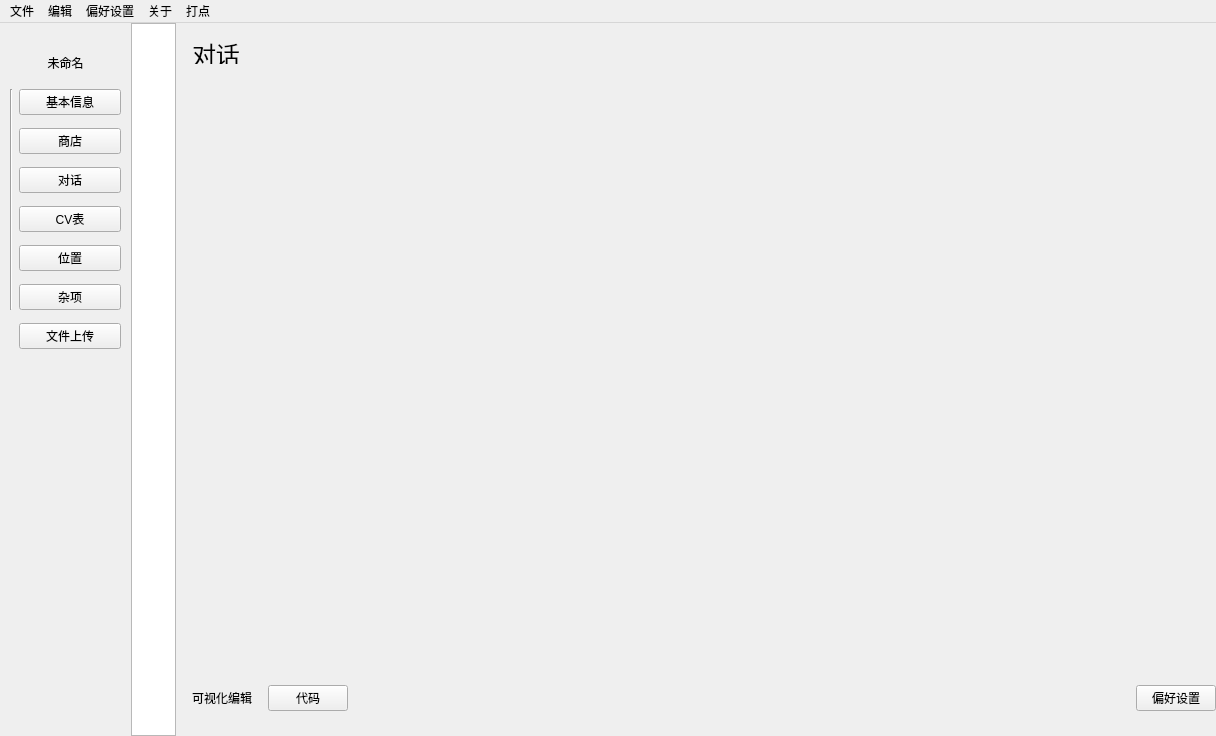
Qt form Visual-Editor/mainwindow.ui (Marcus-P-114514/Genshin-Impact-BWiKi-NPC-Editor) before a commit.
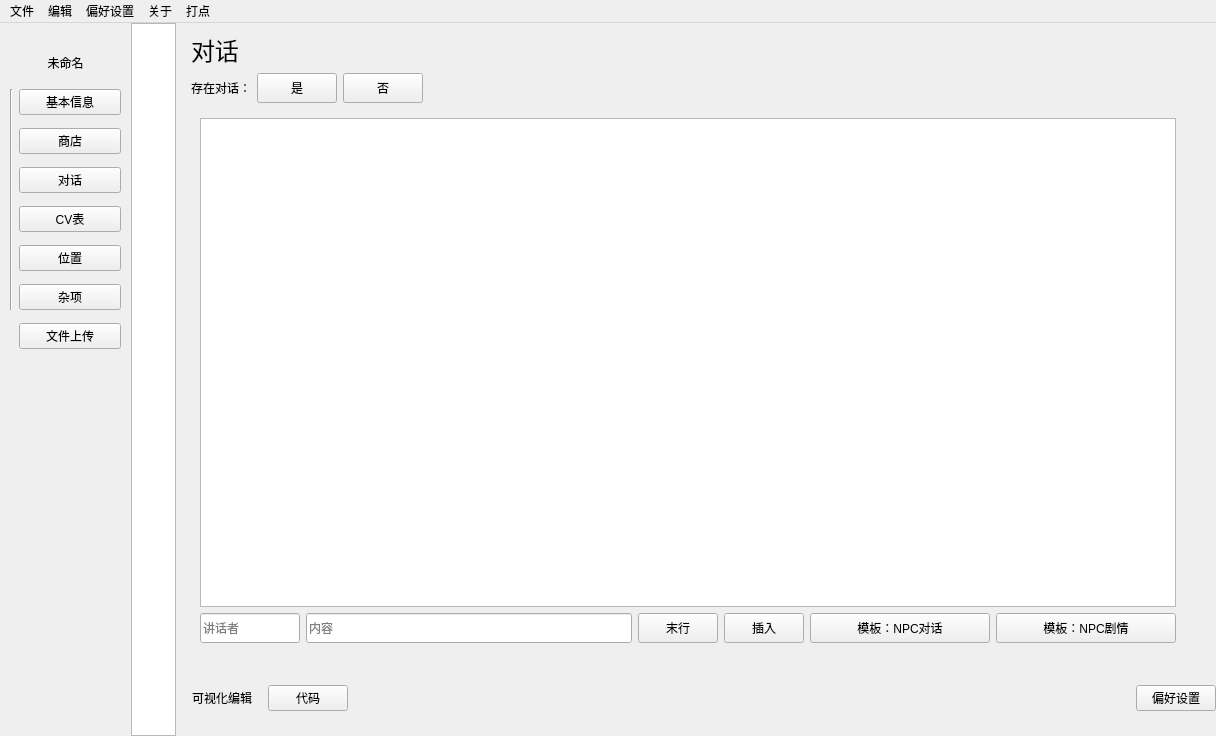
The same form after that commit. The open tabs and pages were chosen to show the change.

Commit message:
Added: NPC Dialog
As described

The edit to the form file:
```diff
--- a/Visual-Editor/mainwindow.ui
+++ b/Visual-Editor/mainwindow.ui
@@ -1401,22 +1401,224 @@
          </layout>
         </widget>
         <widget class="QWidget" name="page_8">
-         <widget class="QLabel" name="label_4">
-          <property name="geometry">
-           <rect>
-            <x>10</x>
-            <y>20</y>
-            <width>591</width>
-            <height>21</height>
-           </rect>
+         <layout class="QVBoxLayout" name="verticalLayout_5">
+          <property name="rightMargin">
+           <number>31</number>
           </property>
-          <property name="styleSheet">
-           <string notr="true">font: 18pt;</string>
-          </property>
-          <property name="text">
-           <string>对话</string>
-          </property>
-         </widget>
+          <item>
+           <widget class="QLabel" name="label_4">
+            <property name="styleSheet">
+             <string notr="true">font: 18pt;</string>
+            </property>
+            <property name="text">
+             <string>对话</string>
+            </property>
+           </widget>
+          </item>
+          <item>
+           <layout class="QHBoxLayout" name="horizontalLayout_11">
+            <item>
+             <widget class="QLabel" name="label_22">
+              <property name="text">
+               <string>存在对话：</string>
+              </property>
+             </widget>
+            </item>
+            <item>
+             <widget class="QPushButton" name="npc_dialog_isexist">
+              <property name="sizePolicy">
+               <sizepolicy hsizetype="Fixed" vsizetype="Fixed">
+                <horstretch>0</horstretch>
+                <verstretch>0</verstretch>
+               </sizepolicy>
+              </property>
+              <property name="minimumSize">
+               <size>
+                <width>50</width>
+                <height>30</height>
+               </size>
+              </property>
+              <property name="text">
+               <string>是</string>
+              </property>
+             </widget>
+            </item>
+            <item>
+             <widget class="QPushButton" name="npc_dialog_none">
+              <property name="sizePolicy">
+               <sizepolicy hsizetype="Fixed" vsizetype="Fixed">
+                <horstretch>0</horstretch>
+                <verstretch>0</verstretch>
+               </sizepolicy>
+              </property>
+              <property name="minimumSize">
+               <size>
+                <width>50</width>
+                <height>30</height>
+               </size>
+              </property>
+              <property name="text">
+               <string>否</string>
+              </property>
+             </widget>
+            </item>
+            <item>
+             <spacer name="horizontalSpacer_10">
+              <property name="orientation">
+               <enum>Qt::Horizontal</enum>
+              </property>
+              <property name="sizeHint" stdset="0">
+               <size>
+                <width>728</width>
+                <height>20</height>
+               </size>
+              </property>
+             </spacer>
+            </item>
+           </layout>
+          </item>
+          <item>
+           <widget class="QStackedWidget" name="npc_dialog_mainframe">
+            <property name="currentIndex">
+             <number>1</number>
+            </property>
+            <widget class="QWidget" name="page_17"/>
+            <widget class="QWidget" name="page_18">
+             <layout class="QVBoxLayout" name="verticalLayout_4">
+              <item>
+               <widget class="QTextEdit" name="npc_dialog_content_edit">
+                <property name="styleSheet">
+                 <string notr="true">font: 9pt app_font;</string>
+                </property>
+                <property name="html">
+                 <string>&lt;!DOCTYPE HTML PUBLIC &quot;-//W3C//DTD HTML 4.0//EN&quot; &quot;http://www.w3.org/TR/REC-html40/strict.dtd&quot;&gt;
+&lt;html&gt;&lt;head&gt;&lt;meta name=&quot;qrichtext&quot; content=&quot;1&quot; /&gt;&lt;style type=&quot;text/css&quot;&gt;
+p, li { white-space: pre-wrap; }
+&lt;/style&gt;&lt;/head&gt;&lt;body style=&quot; font-family:'app_font'; font-size:9pt; font-weight:400; font-style:normal;&quot;&gt;
+&lt;p style=&quot;-qt-paragraph-type:empty; margin-top:0px; margin-bottom:0px; margin-left:0px; margin-right:0px; -qt-block-indent:0; text-indent:0px;&quot;&gt;&lt;br /&gt;&lt;/p&gt;&lt;/body&gt;&lt;/html&gt;</string>
+                </property>
+                <property name="acceptRichText">
+                 <bool>false</bool>
+                </property>
+               </widget>
+              </item>
+              <item>
+               <layout class="QHBoxLayout" name="horizontalLayout_12">
+                <item>
+                 <widget class="QLineEdit" name="npc_dialog_speaker_edit">
+                  <property name="minimumSize">
+                   <size>
+                    <width>0</width>
+                    <height>30</height>
+                   </size>
+                  </property>
+                  <property name="maximumSize">
+                   <size>
+                    <width>100</width>
+                    <height>16777215</height>
+                   </size>
+                  </property>
+                  <property name="placeholderText">
+                   <string>讲话者</string>
+                  </property>
+                 </widget>
+                </item>
+                <item>
+                 <widget class="QLineEdit" name="npc_dialog_line_edit">
+                  <property name="minimumSize">
+                   <size>
+                    <width>0</width>
+                    <height>30</height>
+                   </size>
+                  </property>
+                  <property name="placeholderText">
+                   <string>内容</string>
+                  </property>
+                 </widget>
+                </item>
+                <item>
+                 <widget class="QPushButton" name="npc_dialog_islast_line">
+                  <property name="sizePolicy">
+                   <sizepolicy hsizetype="Fixed" vsizetype="Fixed">
+                    <horstretch>0</horstretch>
+                    <verstretch>0</verstretch>
+                   </sizepolicy>
+                  </property>
+                  <property name="minimumSize">
+                   <size>
+                    <width>70</width>
+                    <height>30</height>
+                   </size>
+                  </property>
+                  <property name="text">
+                   <string>末行</string>
+                  </property>
+                 </widget>
+                </item>
+                <item>
+                 <widget class="QPushButton" name="npc_dialog_insert">
+                  <property name="sizePolicy">
+                   <sizepolicy hsizetype="Fixed" vsizetype="Fixed">
+                    <horstretch>0</horstretch>
+                    <verstretch>0</verstretch>
+                   </sizepolicy>
+                  </property>
+                  <property name="minimumSize">
+                   <size>
+                    <width>70</width>
+                    <height>30</height>
+                   </size>
+                  </property>
+                  <property name="text">
+                   <string>插入</string>
+                  </property>
+                 </widget>
+                </item>
+                <item>
+                 <widget class="QPushButton" name="npc_dialog_append_npc_dialog">
+                  <property name="sizePolicy">
+                   <sizepolicy hsizetype="Fixed" vsizetype="Fixed">
+                    <horstretch>0</horstretch>
+                    <verstretch>0</verstretch>
+                   </sizepolicy>
+                  </property>
+                  <property name="minimumSize">
+                   <size>
+                    <width>180</width>
+                    <height>30</height>
+                   </size>
+                  </property>
+                  <property name="text">
+                   <string>模板：NPC对话</string>
+                  </property>
+                 </widget>
+                </item>
+                <item>
+                 <widget class="QPushButton" name="npc_dialog_append_npc_option">
+                  <property name="sizePolicy">
+                   <sizepolicy hsizetype="Fixed" vsizetype="Fixed">
+                    <horstretch>0</horstretch>
+                    <verstretch>0</verstretch>
+                   </sizepolicy>
+                  </property>
+                  <property name="minimumSize">
+                   <size>
+                    <width>180</width>
+                    <height>30</height>
+                   </size>
+                  </property>
+                  <property name="text">
+                   <string>模板：NPC剧情</string>
+                  </property>
+                 </widget>
+                </item>
+               </layout>
+              </item>
+             </layout>
+            </widget>
+           </widget>
+          </item>
+         </layout>
         </widget>
         <widget class="QWidget" name="page_9">
          <widget class="QLabel" name="label_5">
```
Left out of the diff: 2 changed lines with no effect on the pictures. The commit also changes 8 other files.
